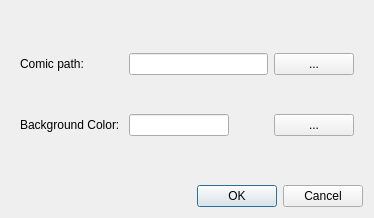
Before: the Qt Designer form view/preference_dialog.ui in mstuttgart/pynocchio, drawn with Qt 5.
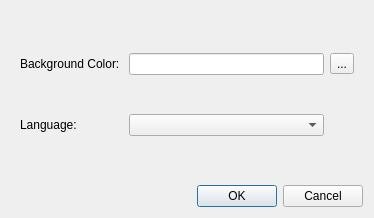
After: the same form once the commit is applied.

What changed in the file:
```diff
--- a/view/preference_dialog.ui
+++ b/view/preference_dialog.ui
@@ -25,9 +25,26 @@
   <layout class="QVBoxLayout" name="verticalLayout">
    <item>
     <widget class="QWidget" name="widget" native="true">
-     <layout class="QGridLayout" name="gridLayout_2">
-      <item row="2" column="1">
-       <widget class="QLineEdit" name="line_edit_color">
+     <layout class="QGridLayout" name="gridLayout">
+      <item row="2" column="0">
+       <widget class="QLabel" name="label_3">
+        <property name="text">
+         <string>Language:</string>
+        </property>
+       </widget>
+      </item>
+      <item row="1" column="0">
+       <widget class="QLabel" name="label_2">
+        <property name="text">
+         <string>Background Color: </string>
+        </property>
+       </widget>
+      </item>
+      <item row="1" column="1">
+       <widget class="QLineEdit" name="line_edit_background_color">
+        <property name="maxLength">
+         <number>32766</number>
+        </property>
         <property name="alignment">
          <set>Qt::AlignCenter</set>
         </property>
@@ -36,53 +53,15 @@
         </property>
        </widget>
       </item>
-      <item row="0" column="3">
-       <widget class="QPushButton" name="button_select_path">
+      <item row="1" column="2">
+       <widget class="QToolButton" name="background_color_button">
         <property name="text">
          <string>...</string>
         </property>
        </widget>
       </item>
-      <item row="2" column="0">
-       <widget class="QLabel" name="label_2">
-        <property name="text">
-         <string>Background Color: </string>
-        </property>
-       </widget>
-      </item>
-      <item row="0" column="0">
-       <widget class="QLabel" name="label">
-        <property name="text">
-         <string>Comic path:</string>
-        </property>
-       </widget>
-      </item>
-      <item row="0" column="1" colspan="2">
-       <layout class="QGridLayout" name="gridLayout">
-        <item row="0" column="0">
-         <widget class="QLineEdit" name="line_edit_path"/>
-        </item>
-       </layout>
-      </item>
-      <item row="2" column="3">
-       <widget class="QPushButton" name="button_select_color">
-        <property name="text">
-         <string>...</string>
-        </property>
-       </widget>
-      </item>
-      <item row="2" column="2">
-       <spacer name="horizontalSpacer">
-        <property name="orientation">
-         <enum>Qt::Horizontal</enum>
-        </property>
-        <property name="sizeHint" stdset="0">
-         <size>
-          <width>40</width>
-          <height>20</height>
-         </size>
-        </property>
-       </spacer>
+      <item row="2" column="1">
+       <widget class="QComboBox" name="language_box"/>
       </item>
      </layout>
     </widget>
```
